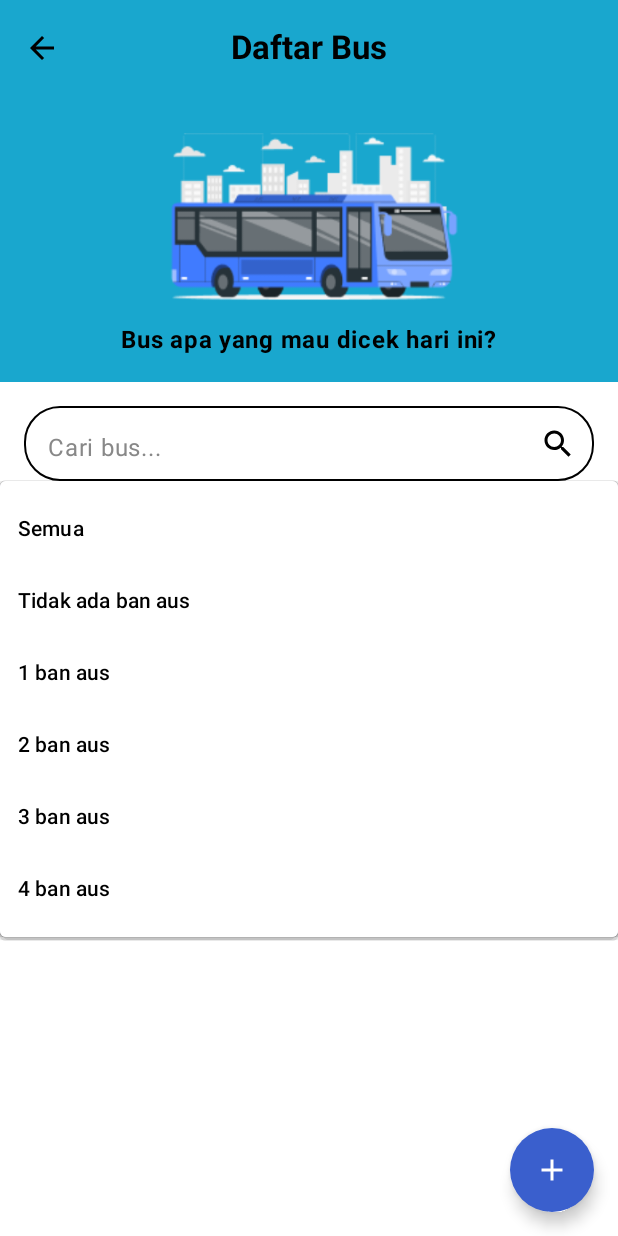
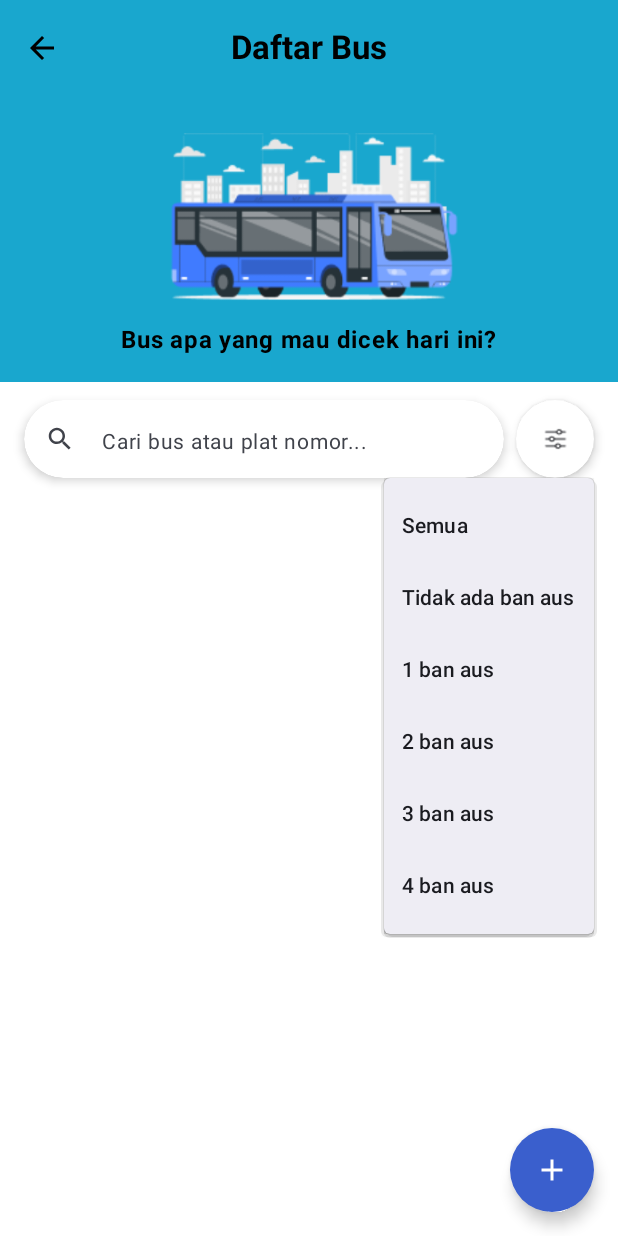
Before and after one commit to nashatr4/TETIRES, an Android app built with Jetpack Compose: the DaftarBusScreen screen opened through its navigation route, after a tap on "Filter", on a phone screen of 412 x 824 dp. Run offline under Robolectric (Android 15) with nearby library versions, the phone set to English and light mode, and no system bars; our stand-ins replace Room's generated code, constraintlayout-compose.

Commit message:
feat(ui): improve search bar in bus list

```diff
--- a/app/build.gradle.kts
+++ b/app/build.gradle.kts
@@ -75,6 +75,7 @@ dependencies {
     implementation(libs.androidx.compose.foundation)
     implementation(libs.androidx.compose.runtime.livedata)
     implementation(libs.androidx.compose.ui)
+    implementation(libs.androidx.foundation)
     debugImplementation(libs.androidx.compose.ui.tooling)
     val navVersion = "2.9.4"
     val roomVersion = "2.6.1" // atau versi terbaru
--- a/app/src/main/java/com/example/tetires/ui/screen/DaftarBusScreen.kt
+++ b/app/src/main/java/com/example/tetires/ui/screen/DaftarBusScreen.kt
@@ -18,6 +18,7 @@ import androidx.compose.runtime.*
 import androidx.compose.ui.Alignment
 import androidx.compose.ui.Modifier
 import androidx.compose.ui.draw.clip
+import androidx.compose.ui.draw.shadow
 import androidx.compose.ui.graphics.Color
 import androidx.compose.ui.layout.ContentScale
 import androidx.compose.ui.res.painterResource
@@ -136,7 +137,6 @@ fun DaftarBusScreen(
     }
 }
 
-@OptIn(ExperimentalMaterial3Api::class)
 @Composable
 fun SearchBarWithDropdown(
     searchQuery: String,
@@ -146,73 +146,82 @@ fun SearchBarWithDropdown(
     modifier: Modifier = Modifier
 ) {
     var expanded by remember { mutableStateOf(false) }
-    val options = listOf(
-        "Semua" to null,
-        "Tidak ada ban aus" to 0,
-        "1 ban aus" to 1,
-        "2 ban aus" to 2,
-        "3 ban aus" to 3,
-        "4 ban aus" to 4
-    )
 
-    Box(
+    Row(
         modifier = modifier
-            .padding(horizontal = 16.dp)
-            .padding(top = 16.dp) // jarak dari header biru
+            .padding(horizontal = 16.dp, vertical = 12.dp)
+            .fillMaxWidth(),
+        horizontalArrangement = Arrangement.spacedBy(8.dp),
+        verticalAlignment = Alignment.CenterVertically
     ) {
-        OutlinedTextField(
+        // Search field mirip Beranda
+        TextField(
             value = searchQuery,
             onValueChange = onSearchChange,
             modifier = Modifier
-                .fillMaxWidth()
-                .height(50.dp),
-            placeholder = { if (searchQuery.isEmpty()) Text("Cari bus...", color = Color.Gray) },
-            shape = RoundedCornerShape(24.dp),
-            colors = OutlinedTextFieldDefaults.colors(
-                focusedTextColor = Color.Black,
-                unfocusedTextColor = Color.Black,
+                .weight(1f)
+                .height(52.dp)
+                .shadow(elevation = 4.dp, shape = RoundedCornerShape(50))
+                .clip(RoundedCornerShape(50)),
+            placeholder = { Text("Cari bus atau plat nomor...", fontSize = 14.sp) },
+            leadingIcon = {
+                Icon(
+                    Icons.Default.Search,
+                    contentDescription = "Cari",
+                    modifier = Modifier.size(20.dp)
+                )
+            },
+            shape = RoundedCornerShape(50),
+            colors = TextFieldDefaults.colors(
+                unfocusedContainerColor = Color.White,
                 focusedContainerColor = Color.White,
-                unfocusedContainerColor = Color.White,
-                cursorColor = Color.Black,
-                focusedBorderColor = Color.Black,
-                unfocusedBorderColor = Color.Black,
-                focusedPlaceholderColor = Color.Gray,
-                unfocusedPlaceholderColor = Color.Gray
+                focusedIndicatorColor = Color.Transparent,
+                unfocusedIndicatorColor = Color.Transparent
             )
         )
 
-        DropdownMenu(
-            expanded = expanded,
-            onDismissRequest = { expanded = false },
-            modifier = Modifier
-                .fillMaxWidth()
-                .background(Color.White)
-        ) {
-            options.forEach { (label, value) ->
-                DropdownMenuItem(
-                    text = { Text(label, color = Color.Black) },
-                    onClick = {
-                        onFilterChange(value)
-                        expanded = false
-                        onSearchChange("") // hapus search saat pilih filter
-                    }
+        // Filter dropdown tombol bundar
+        Box {
+            IconButton(
+                onClick = { expanded = true },
+                modifier = Modifier
+                    .size(52.dp)
+                    .shadow(4.dp, shape = RoundedCornerShape(50))
+                    .clip(RoundedCornerShape(50))
+                    .background(Color.White)
+            ) {
+                Icon(
+                    painter = painterResource(id = R.drawable.filtericon),
+                    contentDescription = "Filter",
+                    modifier = Modifier.size(20.dp)
                 )
             }
-        }
 
-        // Icon search di sebelah kanan untuk buka dropdown filter
-        IconButton(
-            onClick = { expanded = !expanded },
-            modifier = Modifier.align(Alignment.CenterEnd)
-        ) {
-            Icon(
-                Icons.Default.Search,
-                contentDescription = "Filter",
-                tint = Color.Black
-            )
+            DropdownMenu(
+                expanded = expanded,
+                onDismissRequest = { expanded = false }
+            ) {
+                listOf(
+                    "Semua" to null,
+                    "Tidak ada ban aus" to 0,
+                    "1 ban aus" to 1,
+                    "2 ban aus" to 2,
+                    "3 ban aus" to 3,
+                    "4 ban aus" to 4
+                ).forEach { (label, value) ->
+                    DropdownMenuItem(
+                        text = { Text(label) },
+                        onClick = {
+                            onFilterChange(value)
+                            expanded = false
+                        }
+                    )
+                }
+            }
         }
     }
 }
+
 
 @Composable
 fun BusListHeader(modifier: Modifier) {
--- a/gradle/libs.versions.toml
+++ b/gradle/libs.versions.toml
@@ -17,6 +17,7 @@ navigation = "2.9.4"
 foundation = "1.9.2"
 runtimeLivedata = "1.9.2"
 ui = "1.9.2"
+foundationVersion = "1.9.4"
 
 
 [libraries]
@@ -43,6 +44,7 @@ navigation-compose = { group = "androidx.navigation", name = "navigation-compose
 androidx-compose-foundation = { group = "androidx.compose.foundation", name = "foundation", version.ref = "foundation" }
 androidx-compose-runtime-livedata = { group = "androidx.compose.runtime", name = "runtime-livedata", version.ref = "runtimeLivedata" }
 androidx-compose-ui = { group = "androidx.compose.ui", name = "ui", version.ref = "ui" }
+androidx-foundation = { group = "androidx.compose.foundation", name = "foundation", version.ref = "foundationVersion" }
 
 
 [plugins]
```
